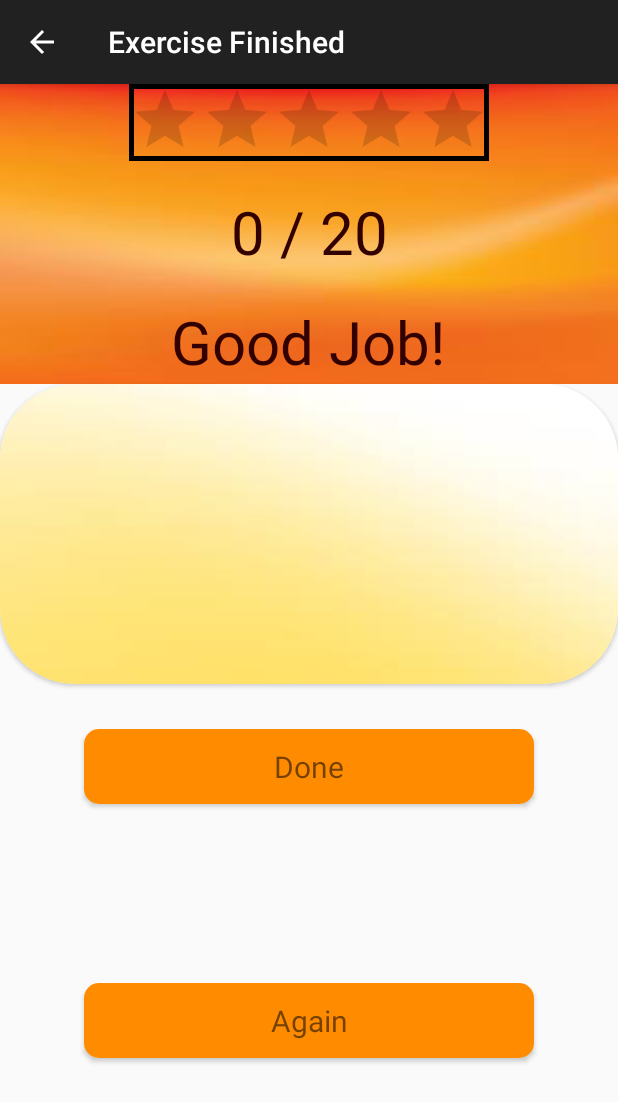
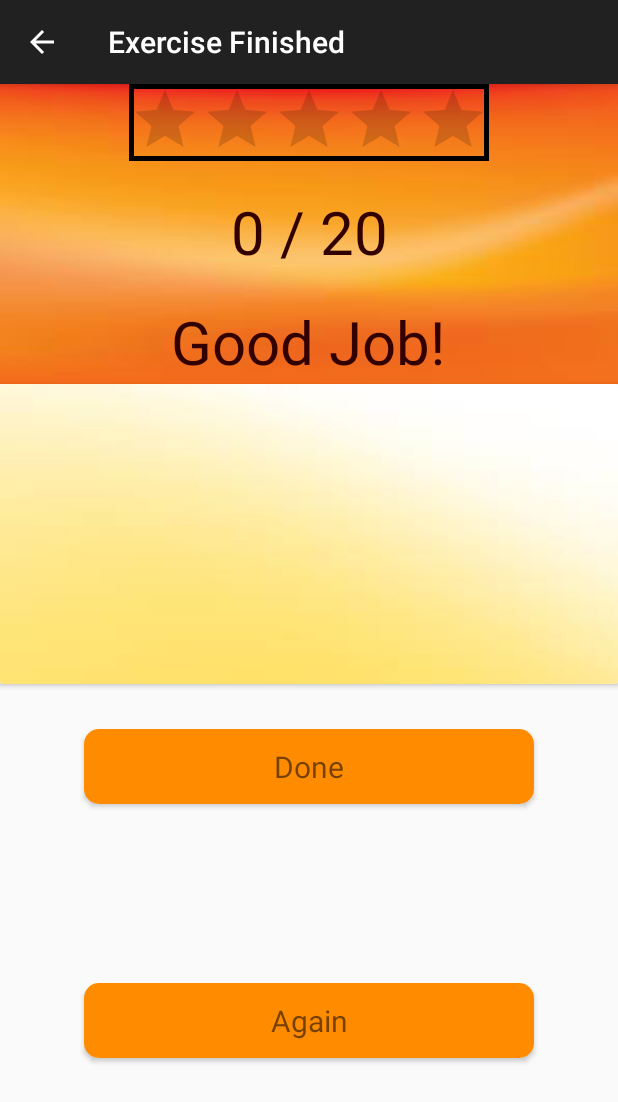
Before and after one commit to SAGI-FAU/Cochlear-Implant-Testing-App, an Android app: the MinimalPairsExerciseFinished screen opened directly, with no data from a screen before it, on a phone screen of 412 x 824 dp. Shown: the top 1102 px of the screen. Run offline under Robolectric (Android 15) with nearby library versions, the phone set to English and light mode, and no system bars; 1 statement that could not run was skipped.

Commit message:
[mod] changed layout

```diff
--- a/CIT-APP/app/src/main/res/layout/activity_minimal_pairs_exercise_finished.xml
+++ b/CIT-APP/app/src/main/res/layout/activity_minimal_pairs_exercise_finished.xml
@@ -10,7 +10,6 @@
         android:id="@+id/cardView5"
         android:layout_width="match_parent"
         android:layout_height="200dp"
-        app:cardCornerRadius="50dp"
         app:layout_constraintEnd_toEndOf="parent"
         app:layout_constraintStart_toStartOf="parent"
         app:layout_constraintTop_toBottomOf="@+id/minPairs2Layout">
```
